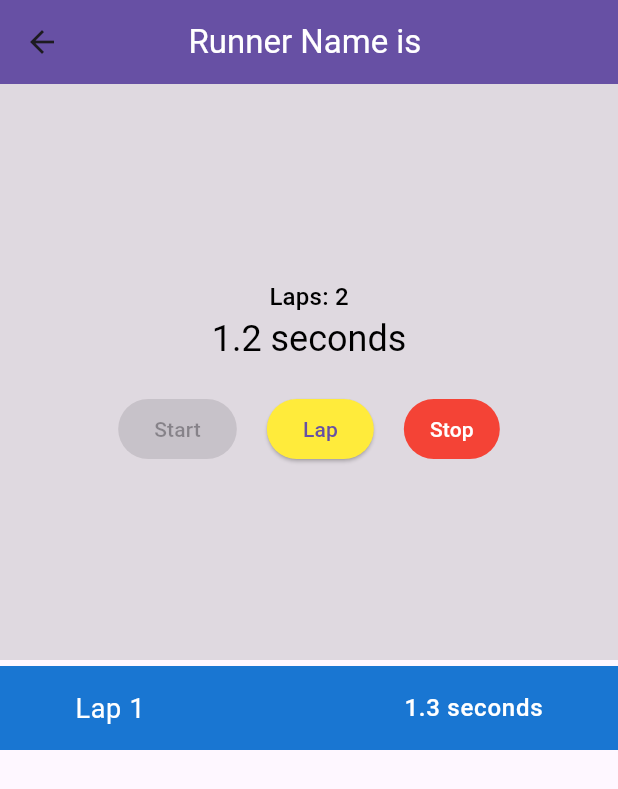
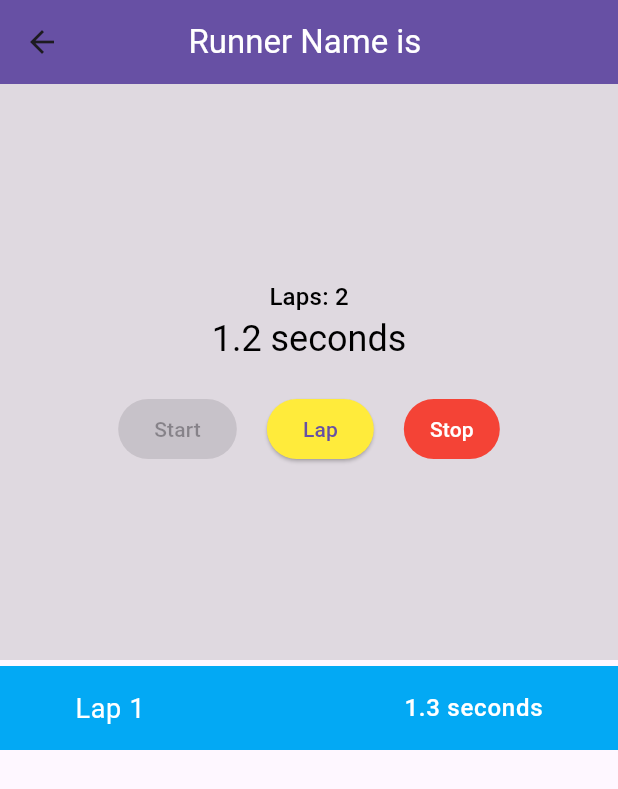
Before and after one commit to ALIRAZA17/StopWatch, a Flutter app: the StopWatch screen opened by its route, after a tap on "Start", after a tap on "Lap", on a phone screen of 412 x 824 dp. Shown: the top 789 px of the screen. Run offline on Flutter 3.47's test engine with Material 3 defaults, Android fonts, the phone set to English and light mode, and no system bars.

Commit message:
color changes

```diff
--- a/lib/stopwatch.dart
+++ b/lib/stopwatch.dart
@@ -170,7 +170,7 @@ class StopWatchState extends State<StopWatch> {
             children: [
               const Spacer(),
               Container(
-                color: Theme.of(context).primaryColorDark,
+                color: Colors.lightBlue,
                 child: ListTile(
                   contentPadding: const EdgeInsets.symmetric(horizontal: 50),
                   title: Text(
```
